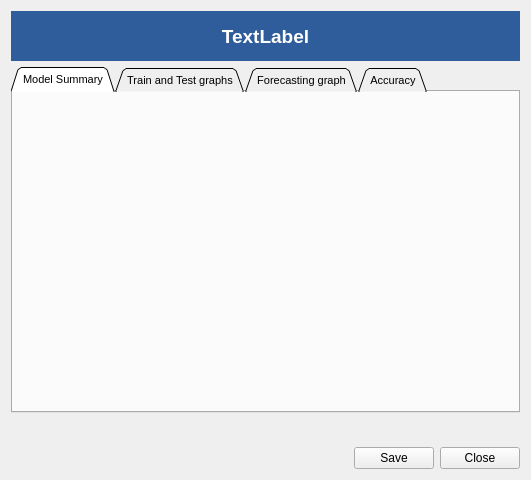
AIRS-Plugin/AIRS, file Dialog.ui: the form before one commit.
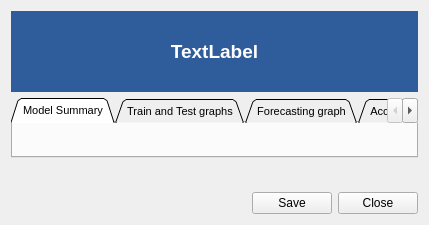
The form after the commit. Icons and pictures are not drawn.

```diff
--- a/Dialog.ui
+++ b/Dialog.ui
@@ -6,8 +6,8 @@
    <rect>
     <x>0</x>
     <y>0</y>
-    <width>531</width>
-    <height>480</height>
+    <width>429</width>
+    <height>225</height>
    </rect>
   </property>
   <property name="windowTitle">
@@ -16,6 +16,12 @@
   <layout class="QVBoxLayout" name="verticalLayout">
    <item>
     <widget class="QLabel" name="L_title">
+     <property name="sizePolicy">
+      <sizepolicy hsizetype="Expanding" vsizetype="Expanding">
+       <horstretch>0</horstretch>
+       <verstretch>0</verstretch>
+      </sizepolicy>
+     </property>
      <property name="minimumSize">
       <size>
        <width>0</width>
@@ -47,6 +53,15 @@
    </item>
    <item>
     <widget class="QTabWidget" name="tabWidget">
+     <property name="enabled">
+      <bool>true</bool>
+     </property>
+     <property name="sizePolicy">
+      <sizepolicy hsizetype="Preferred" vsizetype="Preferred">
+       <horstretch>0</horstretch>
+       <verstretch>0</verstretch>
+      </sizepolicy>
+     </property>
      <property name="font">
       <font>
        <pointsize>8</pointsize>
```
